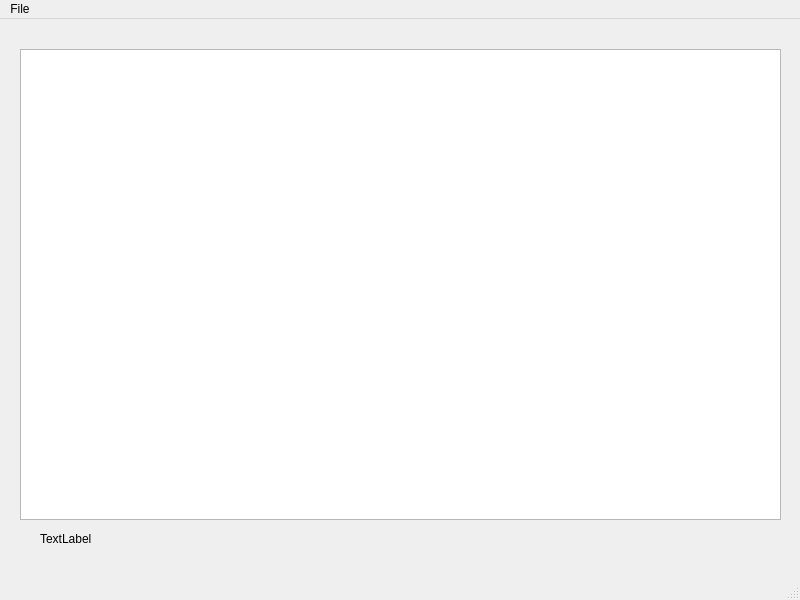
Before: the Qt Designer form ui/mainwindow.ui in AntonioAlarcon32/Asterix_Decoder, drawn with Qt 5.
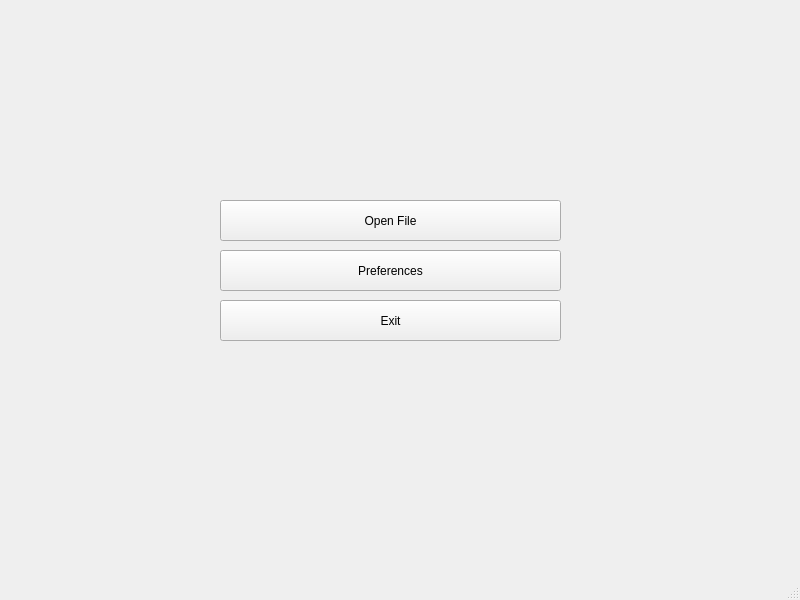
After: the same form once the commit is applied.

Commit message: added main menu

```diff
--- a/ui/mainwindow.ui
+++ b/ui/mainwindow.ui
@@ -14,48 +14,45 @@
    <string>MainWindow</string>
   </property>
   <widget class="QWidget" name="centralwidget">
-   <widget class="QLabel" name="loadedPackets">
+   <widget class="QToolButton" name="openFileButton">
     <property name="geometry">
      <rect>
-      <x>40</x>
-      <y>510</y>
-      <width>281</width>
-      <height>20</height>
+      <x>220</x>
+      <y>200</y>
+      <width>341</width>
+      <height>41</height>
      </rect>
     </property>
     <property name="text">
-     <string>TextLabel</string>
+     <string>Open File</string>
     </property>
    </widget>
-   <widget class="QTableView" name="tableView">
+   <widget class="QToolButton" name="preferencesButton">
     <property name="geometry">
      <rect>
-      <x>20</x>
-      <y>30</y>
-      <width>761</width>
-      <height>471</height>
+      <x>220</x>
+      <y>250</y>
+      <width>341</width>
+      <height>41</height>
      </rect>
     </property>
+    <property name="text">
+     <string>Preferences</string>
+    </property>
    </widget>
-  </widget>
-  <widget class="QMenuBar" name="menubar">
-   <property name="geometry">
-    <rect>
-     <x>0</x>
-     <y>0</y>
-     <width>800</width>
-     <height>22</height>
-    </rect>
-   </property>
-   <widget class="QMenu" name="menuFile">
-    <property name="title">
-     <string>File</string>
+   <widget class="QToolButton" name="exitButton">
+    <property name="geometry">
+     <rect>
+      <x>220</x>
+      <y>300</y>
+      <width>341</width>
+      <height>41</height>
+     </rect>
     </property>
-    <addaction name="actionOpen_File"/>
-    <addaction name="actionPreferences"/>
-    <addaction name="actionExit"/>
+    <property name="text">
+     <string>Exit</string>
+    </property>
    </widget>
-   <addaction name="menuFile"/>
   </widget>
   <widget class="QStatusBar" name="statusbar"/>
   <action name="actionOpen_File">
```
Left out of the diff: 15 changed lines with no effect on the pictures. The commit also changes 6 other files.
